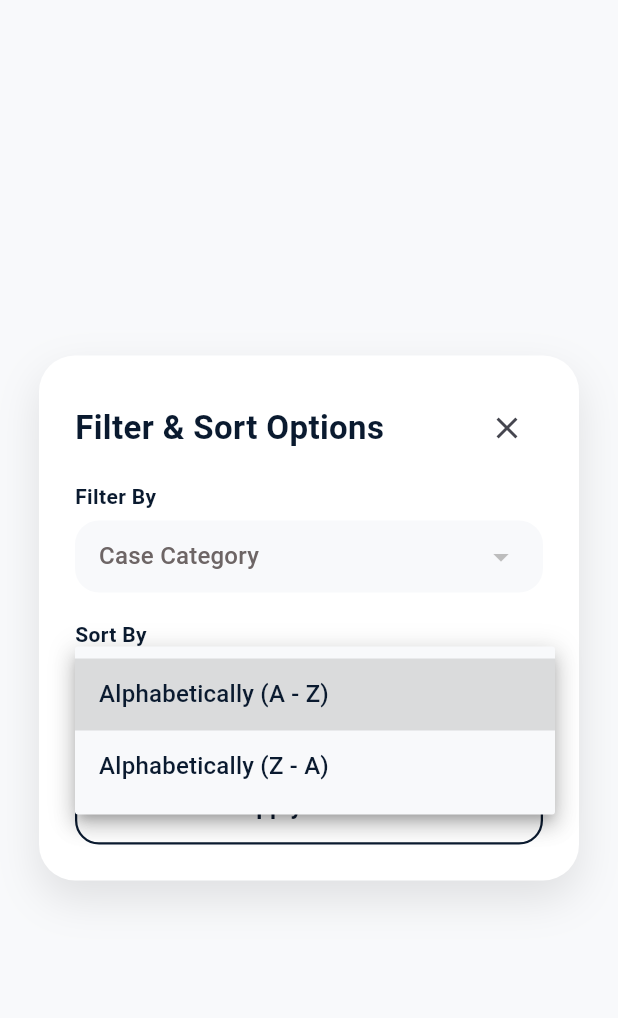
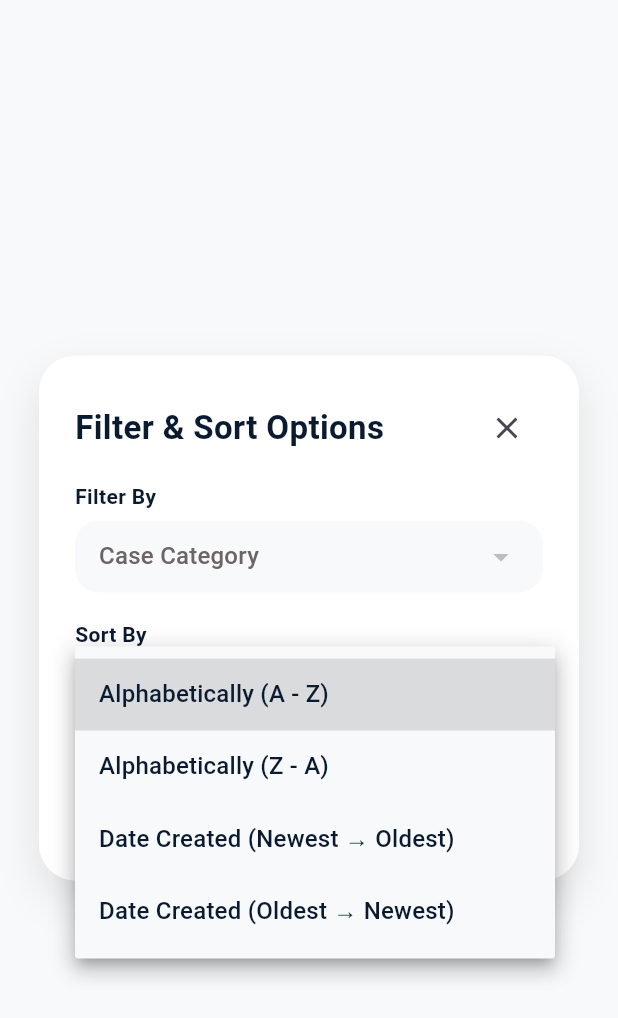
Before and after one commit to sarkodieandy/lexgo, a Flutter app: the CasesFilterScreen widget shown alone on an empty page, opened directly with empty values, after a tap on "Alphabetically (A - Z)", on a phone screen of 412 x 824 dp. Shown: the top 1018 px of the screen. Run offline on Flutter 3.47's test engine with Material 3 defaults, Android fonts, the phone set to English and light mode, and no system bars; our stand-ins replace file_picker.

Commit message:
Expand filter options

```diff
--- a/lib/models/filter_selection.dart
+++ b/lib/models/filter_selection.dart
@@ -1,6 +1,8 @@
 enum FilterSort {
   alphabeticalAsc,
   alphabeticalDesc,
+  dateNewest,
+  dateOldest,
 }
 
 class FilterSelection {
--- a/lib/screens/cases_filter_screen.dart
+++ b/lib/screens/cases_filter_screen.dart
@@ -104,9 +104,17 @@ class _CasesFilterScreenState extends State<CasesFilterScreen> {
                       return 'Alphabetically (A - Z)';
                     case FilterSort.alphabeticalDesc:
                       return 'Alphabetically (Z - A)';
+                    case FilterSort.dateNewest:
+                      return 'Date Created (Newest → Oldest)';
+                    case FilterSort.dateOldest:
+                      return 'Date Created (Oldest → Newest)';
                   }
                 },
-                onChanged: (value) => setState(() => _selectedSort = value!),
+                onChanged: (value) {
+                  if (value != null) {
+                    setState(() => _selectedSort = value);
+                  }
+                },
               ),
               const SizedBox(height: 24),
               SizedBox(
```
Also changed, not shown: lib/screens/cases_screen.dart (+22 -10 lines).
